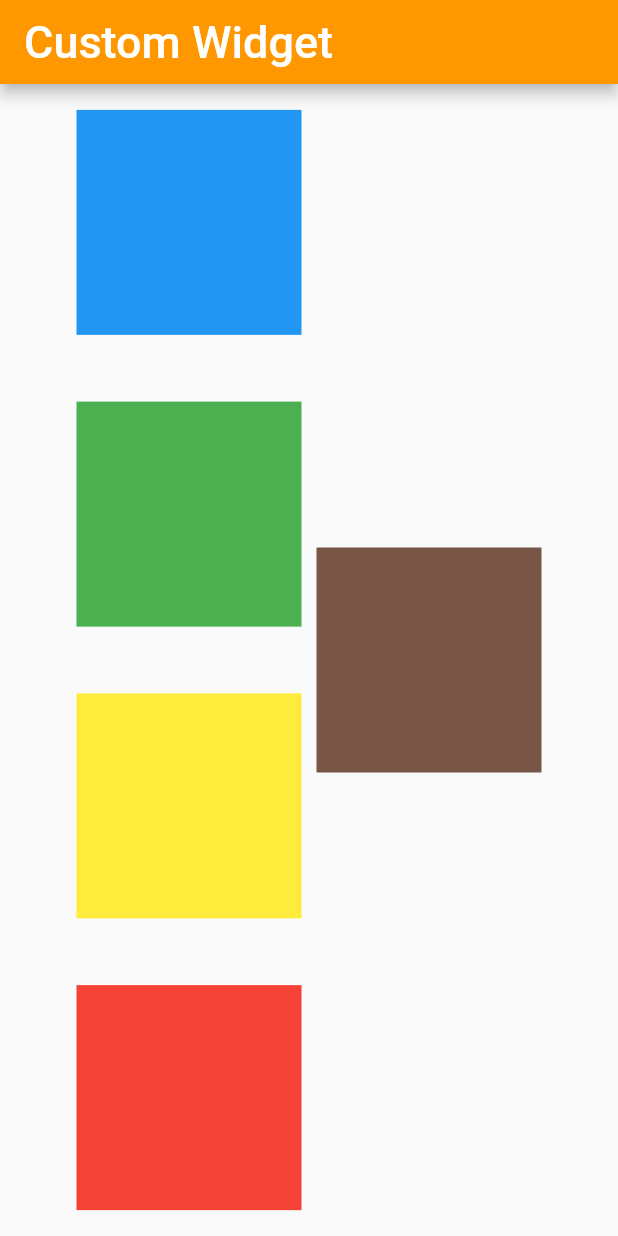
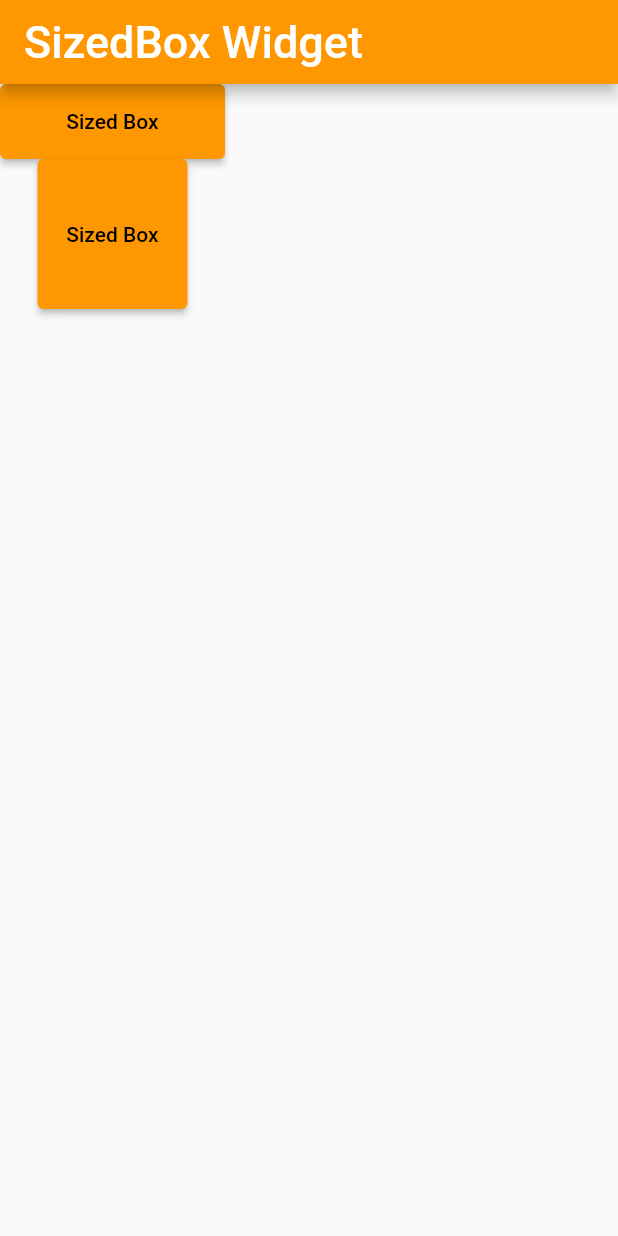
Before and after one commit to rabikrishnayadav/learn_flutter, a Flutter app: the screen it shows after launch, on a phone screen of 412 x 824 dp. Run offline on Flutter 3.47's test engine with Material 2 defaults, Android fonts, the phone set to English and light mode, and no system bars.

Commit message:
SizedBox Widget

```diff
--- a/lib/main.dart
+++ b/lib/main.dart
@@ -80,6 +80,13 @@ class _MyHomePageState extends State<MyHomePage> {
   // This class is useful if we want to overlap several children in a simple way,
   // for example having some text and an image, overlaid with a gradient and a button attached to the bottom.
 
+  // SizedBox Widget
+  // its use for give width and height
+  // its come with 3 function
+  // 1. extended (for full height & width)
+  // 2. shrink (for minimum height & width)
+  // 3. square (for same height and width)
+
   callBack(){
     print("Clicked!!");
   }
@@ -97,46 +104,20 @@ class _MyHomePageState extends State<MyHomePage> {
 
     return Scaffold(
       appBar: AppBar(
-        title: Text("Custom Widget", style: mTextStyle50()),
+        title: Text("SizedBox Widget", style: mTextStyle50()),
       ),
-      body: Center(
-        child: Container(
-          height: double.infinity,
-          child: Wrap(
-            direction: Axis.vertical,
-            spacing: 10,
-            runSpacing: 10,
-            alignment: WrapAlignment.spaceAround,
-            children: [
-              Container(
-                width: 150,
-                height: 150,
-                color: Colors.blue,
+      body: Column(
+        children: [
+          SizedBox(
+            width: 150,
+              height: 50,
+              child: ElevatedButton(onPressed: (){}, child: Text("Sized Box"),
               ),
-              Container(
-                width: 150,
-                height: 150,
-                color: Colors.green,
-              ),
-              Container(
-                width: 150,
-                height: 150,
-                color: Colors.yellow,
-              ),
-              Container(
-                width: 150,
-                height: 150,
-                color: Colors.red,
-              ),
-              Container(
-                width: 150,
-                height: 150,
-                color: Colors.brown,
-              ),
-
-            ],
           ),
-        ),
+          SizedBox.square(dimension: 100,
+              child: ElevatedButton(onPressed: (){}, child: Text("Sized Box"),),
+          ),
+        ],
       )
     );
   }
```
